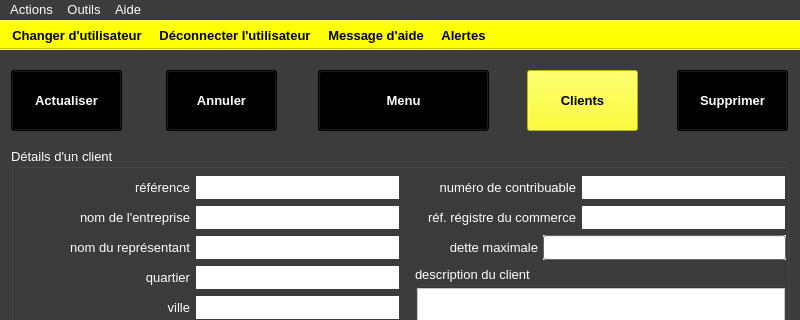
Old version of the form ui/yeroth-erp-modifier-compte-client-window.ui in the repository xnoumbissinoundou/yeroth-erp-3.0; both pictures show x 0 to 800 and y 0 to 320 of the 800 by 600 pixel window.
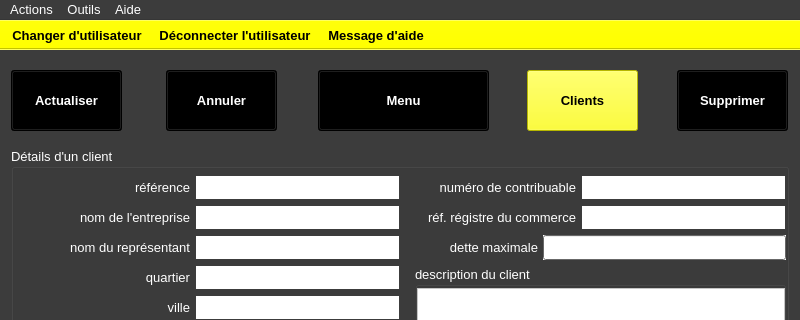
New version of the form. Icons and pictures are not drawn. Custom widgets are drawn as their Qt base class.

The edit to the form file:
```diff
--- a/ui/yeroth-erp-modifier-compte-client-window.ui
+++ b/ui/yeroth-erp-modifier-compte-client-window.ui
@@ -13142,7 +13142,6 @@
    <addaction name="actionChanger_utilisateur"/>
    <addaction name="actionDeconnecter_utilisateur"/>
    <addaction name="actionAppeler_aide"/>
-   <addaction name="actionAlertes"/>
   </widget>
   <action name="actionA_propos">
    <property name="text">
@@ -13237,21 +13236,6 @@
     </font>
    </property>
   </action>
-  <action name="actionAlertes">
-   <property name="text">
-    <string>Alertes</string>
-   </property>
-   <property name="toolTip">
-    <string>Alertes</string>
-   </property>
-   <property name="font">
-    <font>
-     <pointsize>10</pointsize>
-     <weight>75</weight>
-     <bold>true</bold>
-    </font>
-   </property>
-  </action>
   <action name="actionAdministration">
    <property name="text">
     <string>Administration</string>
```
Left out of the diff: 2 changed lines with no effect on the pictures.
